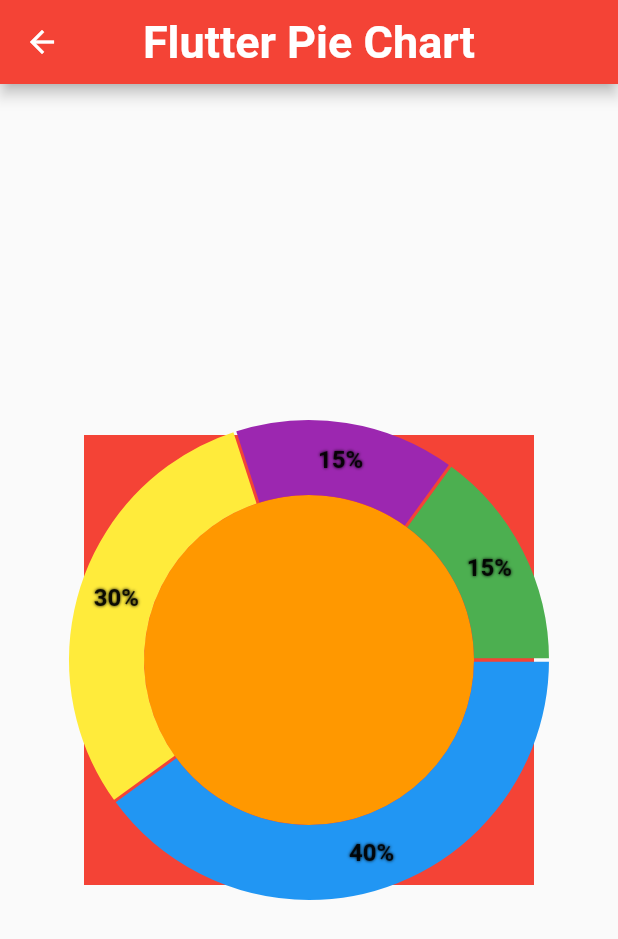
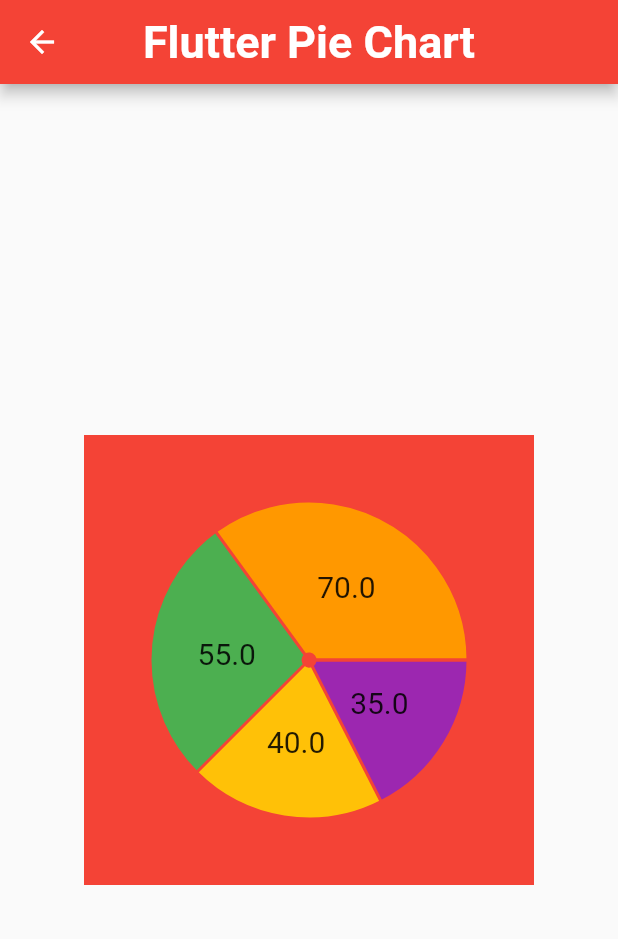
Before and after one commit to MuhammadBilalAkbar/flutter_fl_chart_package, a Flutter app: the PieChartPage screen opened directly, on a phone screen of 412 x 824 dp. Shown: the top 939 px of the screen. Run offline on Flutter 3.47's test engine with Material 2 defaults, Android fonts, the phone set to English and light mode, and no system bars; drawn by our look-alikes of fl_chart.

Commit message:
submitting to client

```diff
--- a/lib/pages/bar_chart_page.dart
+++ b/lib/pages/bar_chart_page.dart
@@ -8,16 +8,19 @@ class DataItem {
   double y2;
   double y3;
 
-  DataItem(
-      {required this.x, required this.y1, required this.y2, required this.y3});
+  DataItem({
+    required this.x,
+    required this.y1,
+    required this.y2,
+    required this.y3,
+  });
 }
 
 class BarChartPage extends StatelessWidget {
   const BarChartPage({Key? key}) : super(key: key);
 
   @override
-  Widget build(BuildContext context) {
-    return Scaffold(
+  Widget build(BuildContext context) => Scaffold(
         appBar: AppBar(
           title: const Text('Flutter Bar Chart'),
         ),
@@ -37,38 +40,62 @@ class BarChartPage extends StatelessWidget {
                 ),
                 groupsSpace: 10,
                 barGroups: [
-                BarChartGroupData(x: 1, barRods: [
+                  BarChartGroupData(
+                    x: 1,
+                    barRods: [
                       BarChartRodData(
                           fromY: 0, toY: 10, width: 15, color: Colors.amber),
-                ]),
-                BarChartGroupData(x: 2, barRods: [
+                    ],
+                  ),
+                  BarChartGroupData(
+                    x: 2,
+                    barRods: [
                       BarChartRodData(
                           fromY: 0, toY: 10, width: 15, color: Colors.amber),
-                ]),
-                BarChartGroupData(x: 3, barRods: [
+                    ],
+                  ),
+                  BarChartGroupData(
+                    x: 3,
+                    barRods: [
                       BarChartRodData(
                           fromY: 0, toY: 15, width: 15, color: Colors.amber),
-                ]),
-                BarChartGroupData(x: 4, barRods: [
+                    ],
+                  ),
+                  BarChartGroupData(
+                    x: 4,
+                    barRods: [
                       BarChartRodData(
                           fromY: 0, toY: 10, width: 15, color: Colors.amber),
-                ]),
-                BarChartGroupData(x: 5, barRods: [
+                    ],
+                  ),
+                  BarChartGroupData(
+                    x: 5,
+                    barRods: [
                       BarChartRodData(
                           fromY: 0, toY: 11, width: 15, color: Colors.amber),
-                ]),
-                BarChartGroupData(x: 6, barRods: [
+                    ],
+                  ),
+                  BarChartGroupData(
+                    x: 6,
+                    barRods: [
                       BarChartRodData(
                           fromY: 0, toY: 10, width: 15, color: Colors.amber),
-                ]),
-                BarChartGroupData(x: 7, barRods: [
+                    ],
+                  ),
+                  BarChartGroupData(
+                    x: 7,
+                    barRods: [
                       BarChartRodData(
                           fromY: 0, toY: 10, width: 15, color: Colors.amber),
-                ]),
-                BarChartGroupData(x: 8, barRods: [
+                    ],
+                  ),
+                  BarChartGroupData(
+                    x: 8,
+                    barRods: [
                       BarChartRodData(
                           fromY: 0, toY: 10, width: 15, color: Colors.amber),
-                ]),
+                    ],
+                  ),
                 ],
               ),
             ),
@@ -76,4 +103,3 @@ class BarChartPage extends StatelessWidget {
         ),
       );
 }
-}
--- a/lib/pages/home_page.dart
+++ b/lib/pages/home_page.dart
@@ -35,10 +35,20 @@ class _HomePageState extends State<HomePage> {
                 onPressed: () => Navigator.push(
                   context,
                   MaterialPageRoute(
-                    builder: (context) =>  BarChartPage(),
+                    builder: (context) => const PieChartPage(),
                   ),
                 ),
                 child: const Text('Pie Chart'),
+              ),
+              const SizedBox(height: 24),
+              ElevatedButton(
+                onPressed: () => Navigator.push(
+                  context,
+                  MaterialPageRoute(
+                    builder: (context) => const BarChartPage(),
+                  ),
+                ),
+                child: const Text('Bar Chart'),
               ),
             ],
           ),
--- a/lib/pages/pie_chart_page.dart
+++ b/lib/pages/pie_chart_page.dart
@@ -23,89 +23,22 @@ class _PieChartPageState extends State<PieChartPage> {
             color: Colors.red,
             child: PieChart(
               PieChartData(
-                sections: showingSections(),
+                centerSpaceRadius: 5,
+                borderData: FlBorderData(show: false),
                 sectionsSpace: 2,
-                centerSpaceColor: Colors.orange,
-                centerSpaceRadius: 110,
-                borderData: FlBorderData(show: false),
-                pieTouchData: PieTouchData(
-                  touchCallback: (event, pieTouchResponse) {
-                    setState(() {
-                      if (!event.isInterestedForInteractions ||
-                          pieTouchResponse == null ||
-                          pieTouchResponse.touchedSection == null) {
-                        touchedIndex = -1;
-                        return;
-                      }
-                      touchedIndex =
-                          pieTouchResponse.touchedSection!.touchedSectionIndex;
-                    });
-                  },
-                ),
+                sections: [
+                  PieChartSectionData(
+                      value: 35, color: Colors.purple, radius: 100),
+                  PieChartSectionData(
+                      value: 40, color: Colors.amber, radius: 100),
+                  PieChartSectionData(
+                      value: 55, color: Colors.green, radius: 100),
+                  PieChartSectionData(
+                      value: 70, color: Colors.orange, radius: 100),
+                ],
               ),
             ),
           ),
         ),
       );
-
-  List<PieChartSectionData> showingSections() {
-    return List.generate(4, (i) {
-      final isTouched = i == touchedIndex;
-      final fontSize = isTouched ? 25.0 : 16.0;
-      final radius = isTouched ? 60.0 : 50.0;
-      const shadows = [Shadow(color: Colors.black, blurRadius: 2)];
-      switch (i) {
-        case 0:
-          return PieChartSectionData(
-            color: Colors.blue,
-            value: 40,
-            title: '40%',
-            radius: radius,
-            titleStyle: TextStyle(
-              fontSize: fontSize,
-              fontWeight: FontWeight.bold,
-              shadows: shadows,
-            ),
-          );
-        case 1:
-          return PieChartSectionData(
-            color: Colors.yellow,
-            value: 30,
-            title: '30%',
-            radius: radius,
-            titleStyle: TextStyle(
-              fontSize: fontSize,
-              fontWeight: FontWeight.bold,
-              shadows: shadows,
-            ),
-          );
-        case 2:
-          return PieChartSectionData(
-            color: Colors.purple,
-            value: 15,
-            title: '15%',
-            radius: radius,
-            titleStyle: TextStyle(
-              fontSize: fontSize,
-              fontWeight: FontWeight.bold,
-              shadows: shadows,
-            ),
-          );
-        case 3:
-          return PieChartSectionData(
-            color: Colors.green,
-            value: 15,
-            title: '15%',
-            radius: radius,
-            titleStyle: TextStyle(
-              fontSize: fontSize,
-              fontWeight: FontWeight.bold,
-              shadows: shadows,
-            ),
-          );
-        default:
-          throw Error();
-      }
-    });
-  }
 }
```
Also changed, not shown: 1 other file. Lines whose indentation alone changed are shown as unchanged.
